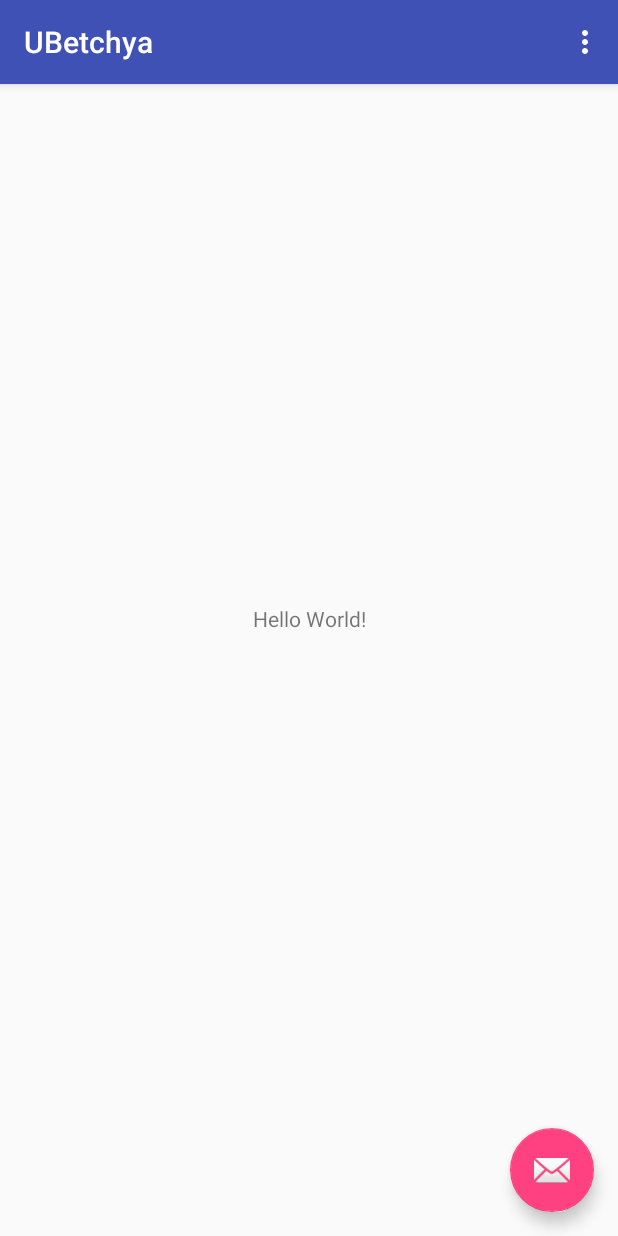
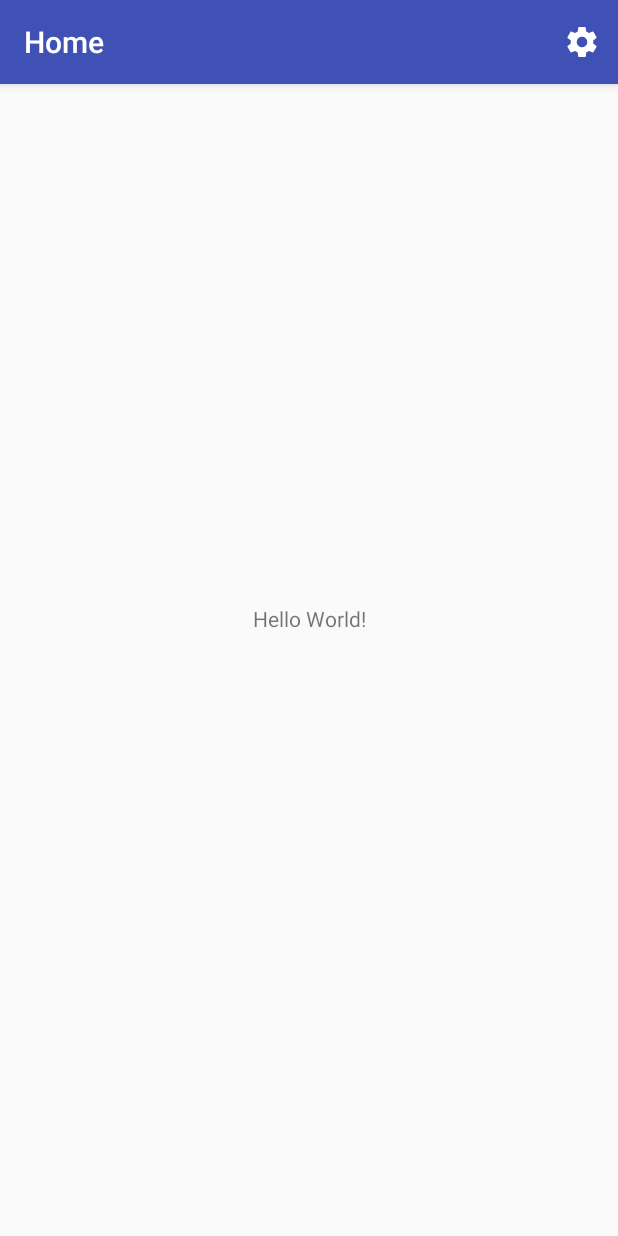
Before and after one commit to rajanphadnis/UBetchya, an Android app: the MainActivity screen opened directly, with no data from a screen before it, on a phone screen of 412 x 824 dp. Run offline under Robolectric (Android 15) with nearby library versions, the phone set to English and light mode, and no system bars.

```diff
--- a/app/src/main/java/co/rodojo/ubetchya/MainActivity.java
+++ b/app/src/main/java/co/rodojo/ubetchya/MainActivity.java
@@ -15,17 +15,15 @@ public class MainActivity extends AppCompatActivity {
     protected void onCreate(Bundle savedInstanceState) {
         super.onCreate(savedInstanceState);
         setContentView(R.layout.activity_main);
-        Toolbar toolbar = (Toolbar) findViewById(R.id.toolbar);
-        setSupportActionBar(toolbar);
-
-        FloatingActionButton fab = (FloatingActionButton) findViewById(R.id.fab);
-        fab.setOnClickListener(new View.OnClickListener() {
-            @Override
-            public void onClick(View view) {
-                Snackbar.make(view, "Replace with your own action", Snackbar.LENGTH_LONG)
-                        .setAction("Action", null).show();
-            }
-        });
+        Toolbar myToolbar = (Toolbar) findViewById(R.id.my_toolbar);
+        setSupportActionBar(myToolbar);
+//        FloatingActionButton fab = (FloatingActionButton) findViewById(R.id.fab);
+//        fab.setOnClickListener(new View.OnClickListener() {
+//            @Override
+//            public void onClick(View view) {
+//
+//            }
+//        });
     }
 
     @Override
--- a/app/src/main/res/layout/activity_main.xml
+++ b/app/src/main/res/layout/activity_main.xml
@@ -6,19 +6,15 @@
     android:layout_height="match_parent"
     tools:context="co.rodojo.ubetchya.MainActivity">
 
-    <android.support.design.widget.AppBarLayout
+    <android.support.v7.widget.Toolbar
+        android:id="@+id/my_toolbar"
         android:layout_width="match_parent"
-        android:layout_height="wrap_content"
-        android:theme="@style/AppTheme.AppBarOverlay">
-
-        <android.support.v7.widget.Toolbar
-            android:id="@+id/toolbar"
-            android:layout_width="match_parent"
-            android:layout_height="?attr/actionBarSize"
-            android:background="?attr/colorPrimary"
-            app:popupTheme="@style/AppTheme.PopupOverlay" />
-
-    </android.support.design.widget.AppBarLayout>
+        android:layout_height="?attr/actionBarSize"
+        android:background="?attr/colorPrimary"
+        app:titleTextColor="@color/white"
+        android:elevation="4dp"
+        android:theme="@style/ThemeOverlay.AppCompat.Dark.ActionBar"
+        app:popupTheme="@style/ThemeOverlay.AppCompat.Dark"/>
 
     <!--<include layout="@layout/content_main" />-->
 
@@ -36,12 +32,12 @@
             app:layout_constraintTop_toTopOf="parent" />
 
     </android.support.constraint.ConstraintLayout>
-    <android.support.design.widget.FloatingActionButton
+    <!--<android.support.design.widget.FloatingActionButton
         android:id="@+id/fab"
         android:layout_width="wrap_content"
         android:layout_height="wrap_content"
         android:layout_gravity="bottom|end"
         android:layout_margin="@dimen/fab_margin"
-        app:srcCompat="@android:drawable/ic_dialog_email" />
+        app:srcCompat="@mipmap/ic_add_white_24dp" />-->
 
 </android.support.design.widget.CoordinatorLayout>
--- a/app/src/main/res/menu/menu_main.xml
+++ b/app/src/main/res/menu/menu_main.xml
@@ -6,5 +6,6 @@
         android:id="@+id/action_settings"
         android:orderInCategory="100"
         android:title="@string/action_settings"
-        app:showAsAction="never" />
+        android:icon="@mipmap/ic_settings_white_24dp"
+        app:showAsAction="always" />
 </menu>
--- a/app/src/main/res/values/colors.xml
+++ b/app/src/main/res/values/colors.xml
@@ -3,4 +3,5 @@
     <color name="colorPrimary">#3F51B5</color>
     <color name="colorPrimaryDark">#303F9F</color>
     <color name="colorAccent">#FF4081</color>
+    <color name="white">#FFFFFF</color>
 </resources>
--- a/app/src/main/res/values/dimens.xml
+++ b/app/src/main/res/values/dimens.xml
@@ -1,4 +1,7 @@
 <resources>
     <dimen name="fab_margin">16dp</dimen>
     <dimen name="bold_textsize">30sp</dimen>
+    <dimen name="card_corner_radius">10dp</dimen>
+    <dimen name="card_padding">15dp</dimen>
+    <dimen name="text_card_padding">2dp</dimen>
 </resources>
--- a/app/src/main/res/values/strings.xml
+++ b/app/src/main/res/values/strings.xml
@@ -2,4 +2,6 @@
     <string name="app_name">UBetchya</string>
     <string name="action_settings">Settings</string>
     <string name="firebase_offline_message">You Are Offline</string>
+    <string name="home">Home</string>
+    <string name="login_title">Login</string>
 </resources>
```
Also changed, not shown: app/src/main/AndroidManifest.xml (+7 -3 lines), app/src/main/res/mipmap-hdpi/ic_add_white_24dp.png (added), app/src/main/res/mipmap-hdpi/ic_settings_white_24dp.png (added), app/src/main/res/mipmap-mdpi/ic_add_white_24dp.png (added), app/src/main/res/mipmap-mdpi/ic_settings_white_24dp.png (added), app/src/main/res/mipmap-xhdpi/ic_add_white_24dp.png (added), app/src/main/res/mipmap-xhdpi/ic_settings_white_24dp.png (added), app/src/main/res/mipmap-xxhdpi/ic_add_white_24dp.png (added), app/src/main/res/mipmap-xxhdpi/ic_settings_white_24dp.png (added), app/src/main/res/mipmap-xxxhdpi/ic_add_white_24dp.png (added), app/src/main/res/mipmap-xxxhdpi/ic_settings_white_24dp.png (added).
